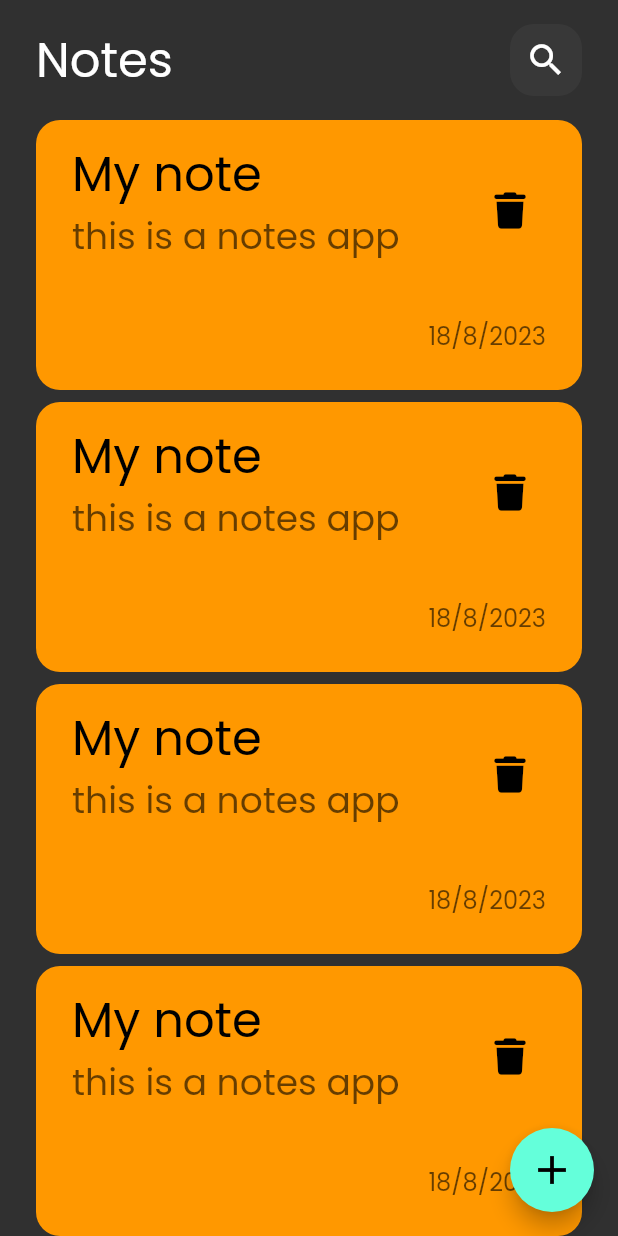
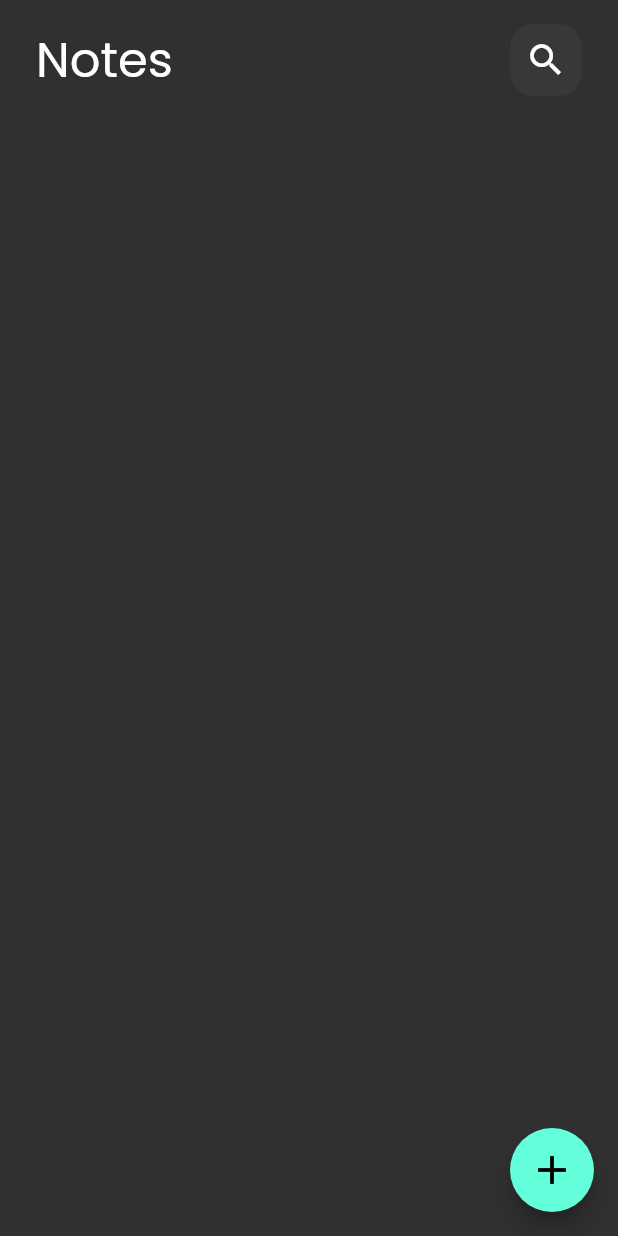
Before and after one commit to khaledgomah/notes_app, a Flutter app: the screen it shows after launch, on a phone screen of 412 x 824 dp. Run offline on Flutter 3.47's test engine with Material 2 defaults, Android fonts, the phone set to English and light mode, and no system bars; our stand-ins replace bloc, flutter_bloc, font_awesome_flutter, google_fonts, hive, hive_flutter and 1 more; accounts and stored records are empty.

Commit message:
trigger note list cubit

```diff
--- a/lib/cubits/add_note_cubit/add_note_cubit.dart
+++ b/lib/cubits/add_note_cubit/add_note_cubit.dart
@@ -10,12 +10,12 @@ part 'add_note_state.dart';
 
 class AddNoteCubit extends Cubit<AddNoteState> {
   AddNoteCubit() : super(AddNoteInitial());
-  addNote(NoteModel note) {
+  addNote(NoteModel note) async {
     emit(AddNoteLoading());
     try {
       var noteBox = Hive.box<NoteModel>(kNotesBox);
-      noteBox.add(note);
-          emit(AddNoteSuccess());
+     await noteBox.add(note);
+      emit(AddNoteSuccess());
 
     } on Exception catch (e) {
     emit(AddNoteFailer(e.toString()));
--- a/lib/cubits/notes_list_cubit/notes_list_cubit.dart
+++ b/lib/cubits/notes_list_cubit/notes_list_cubit.dart
@@ -1,11 +1,16 @@
 import 'package:bloc/bloc.dart';
+import 'package:hive/hive.dart';
 import 'package:meta/meta.dart';
+import 'package:notes_app/constants.dart';
 import 'package:notes_app/models/note_model.dart';
 
 part 'notes_list_state.dart';
 
 class NotesListCubit extends Cubit<NotesListState> {
   NotesListCubit() : super(NotesListInitial());
-
-  fetchNoteList(){}
+  List<NoteModel>? notes;
+  fetchNoteList() {
+    var noteBox = Hive.box<NoteModel>(kNotesBox);
+    notes = noteBox.values.toList();
+  }
 }
--- a/lib/cubits/notes_list_cubit/notes_list_state.dart
+++ b/lib/cubits/notes_list_cubit/notes_list_state.dart
@@ -4,15 +4,3 @@ part of 'notes_list_cubit.dart';
 abstract class NotesListState {}
 
 class NotesListInitial extends NotesListState {}
-
-class NotesListFailier extends NotesListState {
-  final String errMessage;
-
-  NotesListFailier(this.errMessage);
-}
-
-class NotesListSuccess extends NotesListState {
-  final List<NoteModel> notesList;
-
-  NotesListSuccess(this.notesList);
-}
--- a/lib/main.dart
+++ b/lib/main.dart
@@ -11,6 +11,7 @@ void main() async {
   Bloc.observer = SimpleBlocObserver();
   Hive.registerAdapter(NoteModelAdapter());
   Hive.openBox<NoteModel>(kNotesBox);
+
   runApp(const NotesApp());
 }
 
--- a/lib/view/notes_view.dart
+++ b/lib/view/notes_view.dart
@@ -1,4 +1,6 @@
 import 'package:flutter/material.dart';
+import 'package:flutter_bloc/flutter_bloc.dart';
+import 'package:notes_app/cubits/notes_list_cubit/notes_list_cubit.dart';
 import '../widgets/custom_floating_action_button.dart';
 import '../widgets/notes_view_body.dart';
 
@@ -7,9 +9,12 @@ class NotesView extends StatelessWidget {
 
   @override
   Widget build(BuildContext context) {
-    return const Scaffold(
-      body: NotesViewBody(),
-      floatingActionButton: CustomFloatingActionButton(),
+    return  BlocProvider(
+      create: (context) => NotesListCubit(),
+      child:const Scaffold(
+        body: NotesViewBody(),
+        floatingActionButton: CustomFloatingActionButton(),
+      ),
     );
   }
 }
--- a/lib/widgets/nodes_list_view.dart
+++ b/lib/widgets/nodes_list_view.dart
@@ -1,4 +1,7 @@
 import 'package:flutter/material.dart';
+import 'package:flutter_bloc/flutter_bloc.dart';
+import 'package:notes_app/cubits/notes_list_cubit/notes_list_cubit.dart';
+import 'package:notes_app/models/note_model.dart';
 
 import 'note_card.dart';
 
@@ -9,11 +12,22 @@ class NotesListView extends StatelessWidget {
 
   @override
   Widget build(BuildContext context) {
-    return ListView.builder(
-      itemBuilder: (context, index) {
-        return const Padding(
-          padding: EdgeInsets.only(bottom: 8),
-          child: NoteCard(),
+    return BlocBuilder<NotesListCubit, NotesListState>(
+      builder: (context, state) {
+        BlocProvider.of<NotesListCubit>(context).fetchNoteList();
+        List<NoteModel>? notes =
+            BlocProvider.of<NotesListCubit>(context).notes ?? [];
+        return ListView.builder(
+          itemCount: notes.length,
+          itemBuilder: (context, index) {
+            return Padding(
+              padding: const EdgeInsets.only(bottom: 8),
+              child: NoteCard(
+                  title: notes[index].title,
+                  supTitle: notes[index].subTitle,
+                  date: notes[index].date),
+            );
+          },
         );
       },
     );
--- a/lib/widgets/note_card.dart
+++ b/lib/widgets/note_card.dart
@@ -5,8 +5,13 @@ import 'package:google_fonts/google_fonts.dart';
 import '../view/edit_note_view.dart';
 
 class NoteCard extends StatelessWidget {
+  final String title;
+  final String supTitle;
+  final String date;
   const NoteCard({
     super.key,
+    required this.title,
+    required this.supTitle, required this.date,
   });
 
   @override
@@ -27,12 +32,12 @@ class NoteCard extends StatelessWidget {
               padding: const EdgeInsets.all(8.0),
               child: ListTile(
                   title: Text(
-                    'My note',
+                    title,
                     style:
                         GoogleFonts.poppins(fontSize: 32, color: Colors.black),
                   ),
                   subtitle: Text(
-                    'this is a notes app',
+                   supTitle,
                     style: GoogleFonts.poppins(
                         fontSize: 24, color: Colors.black.withOpacity(.6)),
                   ),
@@ -49,7 +54,7 @@ class NoteCard extends StatelessWidget {
             Padding(
               padding: const EdgeInsets.all(24.0),
               child: Text(
-                '18/8/2023',
+                date,
                 style: GoogleFonts.poppins(
                     fontSize: 16, color: Colors.black.withOpacity(0.6)),
               ),
```
